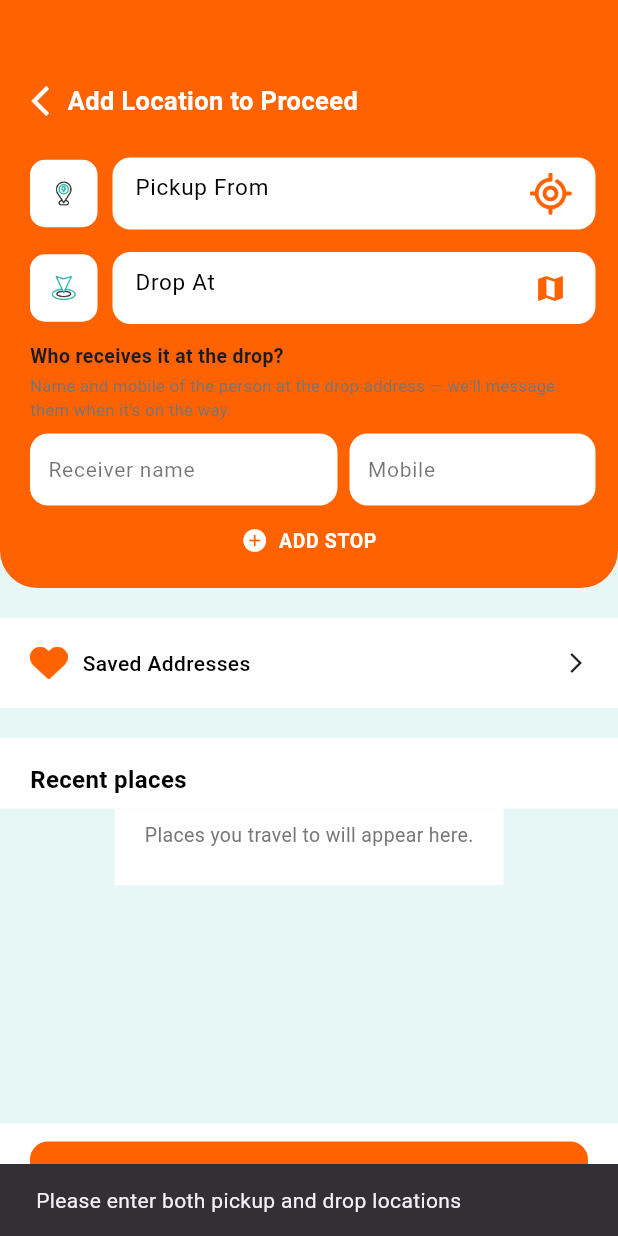
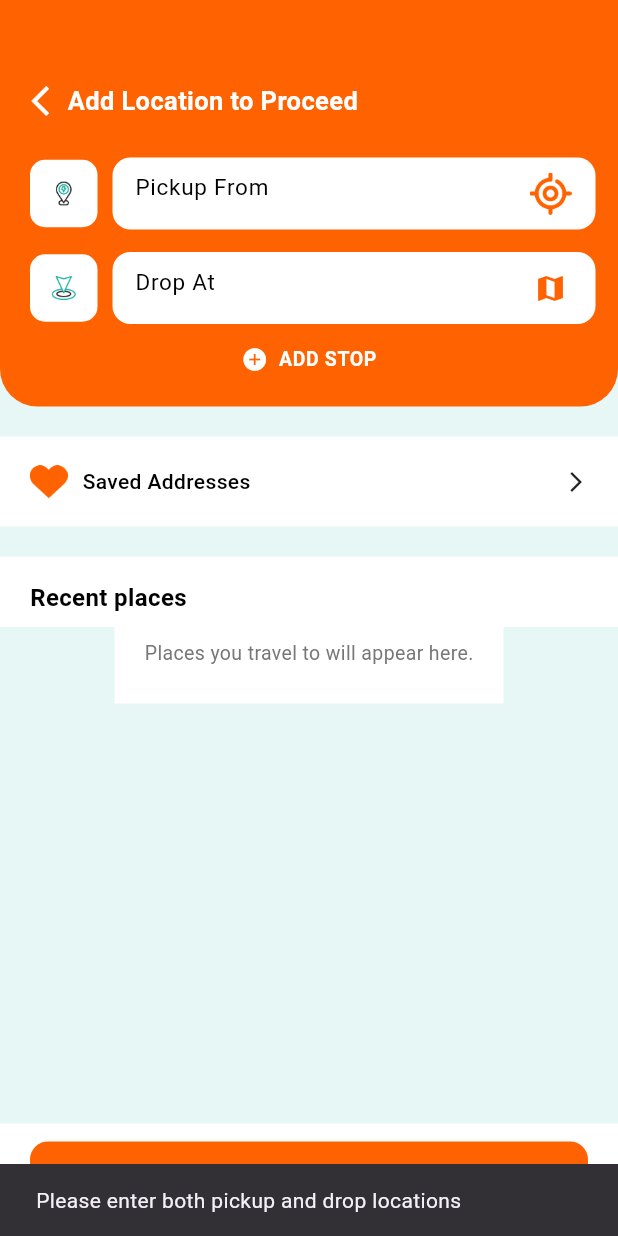
Before and after one commit to ujjwal-mariox/movezyuser, a Flutter app: the SearchScreen screen opened directly, after a tap on "search vehicle", on a phone screen of 412 x 824 dp. Run offline on Flutter 3.47's test engine with Material 3 defaults, Android fonts, the phone set to English and light mode, and no system bars; our stand-ins replace carousel_slider, flutter_map, fluttertoast, geocoding, geolocator, get and 9 more; missing offline and left inert: razorpay_flutter; accounts and stored records are empty; network calls fail; project files that could hold a hidden picture were left out.

Commit message:
Locations screen: drop the receiver block (kept on Review)
Co-Authored-By: Claude Fable 5.1 <noreply@anthropic.com>

```diff
--- a/lib/Screens/SearchScreen/search_screen.dart
+++ b/lib/Screens/SearchScreen/search_screen.dart
@@ -33,10 +33,6 @@ class SearchScreen extends StatefulWidget {
 class _SearchScreenState extends State<SearchScreen> {
   final TextEditingController _pickupController = TextEditingController();
   final TextEditingController _dropController = TextEditingController();
-  // Receiver at the drop — asked here with the locations (client feedback),
-  // carried to Review, where it can still be edited.
-  final TextEditingController _receiverNameController = TextEditingController();
-  final TextEditingController _receiverPhoneController = TextEditingController();
 
   double? _pickupLat, _pickupLng;
 
@@ -83,8 +79,6 @@ class _SearchScreenState extends State<SearchScreen> {
       _pickupLat = widget.bookingData!.pickupLat;
       _pickupLng = widget.bookingData!.pickupLng;
       _pickupCity = widget.bookingData!.pickupCity;
-      _receiverNameController.text = widget.bookingData!.receiverName ?? '';
-      _receiverPhoneController.text = widget.bookingData!.receiverPhone ?? '';
     }
     if (widget.bookingData?.dropAddress != null) {
       _dropController.text = widget.bookingData!.dropAddress!;
@@ -261,8 +255,6 @@ class _SearchScreenState extends State<SearchScreen> {
   void dispose() {
     _pickupController.dispose();
     _dropController.dispose();
-    _receiverNameController.dispose();
-    _receiverPhoneController.dispose();
     for (final s in _stops) {
       s.controller.dispose();
     }
@@ -686,15 +678,6 @@ class _SearchScreenState extends State<SearchScreen> {
       return;
     }
 
-    // Receiver mobile: optional, but if given it must be dialable.
-    final receiverPhone = _receiverPhoneController.text.replaceAll(RegExp(r'\D'), '');
-    if (receiverPhone.isNotEmpty && receiverPhone.length != 10) {
-      ScaffoldMessenger.of(context).showSnackBar(
-        const SnackBar(content: Text("Enter the receiver's 10-digit mobile number")),
-      );
-      return;
-    }
-
     // Try to geocode addresses if we don't have coords
     await _geocodeAddresses();
 
@@ -719,8 +702,6 @@ class _SearchScreenState extends State<SearchScreen> {
       pickupLat: _pickupLat,
       pickupLng: _pickupLng,
       pickupCity: _pickupCity,
-      receiverName: _receiverNameController.text.trim(),
-      receiverPhone: receiverPhone,
       dropLat: _dropLat,
       dropLng: _dropLng,
       stops: _stops.where((s) => s.hasCoords).map((s) => s.toJson()).toList(),
@@ -910,61 +891,6 @@ class _SearchScreenState extends State<SearchScreen> {
                           ),
                         ),)
                       ],
-                    ),
-
-                    // ── Receiver at the drop ──
-                    Padding(
-                      padding: const EdgeInsets.fromLTRB(20, 12, 15, 0),
-                      child: Column(
-                        crossAxisAlignment: CrossAxisAlignment.start,
-                        children: [
-                          const Text('Who receives it at the drop?',
-                              style: TextStyle(fontSize: 13, fontWeight: FontWeight.w600)),
-                          const SizedBox(height: 2),
-                          Text("Name and mobile of the person at the drop address — we'll message them when it's on the way.",
-                              style: TextStyle(fontSize: 11, color: Colors.grey.shade600)),
-                          const SizedBox(height: 8),
-                          Row(
-                            children: [
-                              Expanded(
-                                flex: 5,
-                                child: Container(
-                                  decoration: BoxDecoration(color: Colors.white, borderRadius: BorderRadius.circular(12)),
-                                  padding: const EdgeInsets.symmetric(horizontal: 12),
-                                  child: TextField(
-                                    controller: _receiverNameController,
-                                    textCapitalization: TextCapitalization.words,
-                                    decoration: const InputDecoration(
-                                      hintText: 'Receiver name',
-                                      border: InputBorder.none,
-                                      hintStyle: TextStyle(fontSize: 14, color: Colors.black54),
-                                    ),
-                                  ),
-                                ),
-                              ),
-                              const SizedBox(width: 8),
-                              Expanded(
-                                flex: 4,
-                                child: Container(
-                                  decoration: BoxDecoration(color: Colors.white, borderRadius: BorderRadius.circular(12)),
-                                  padding: const EdgeInsets.symmetric(horizontal: 12),
-                                  child: TextField(
-                                    controller: _receiverPhoneController,
-                                    keyboardType: TextInputType.phone,
-                                    maxLength: 10,
-                                    decoration: const InputDecoration(
-                                      hintText: 'Mobile',
-                                      counterText: '',
-                                      border: InputBorder.none,
-                                      hintStyle: TextStyle(fontSize: 14, color: Colors.black54),
-                                    ),
-                                  ),
-                                ),
-                              ),
-                            ],
-                          ),
-                        ],
-                      ),
                     ),
 
                     // ── Stops between pickup and drop ──
```
